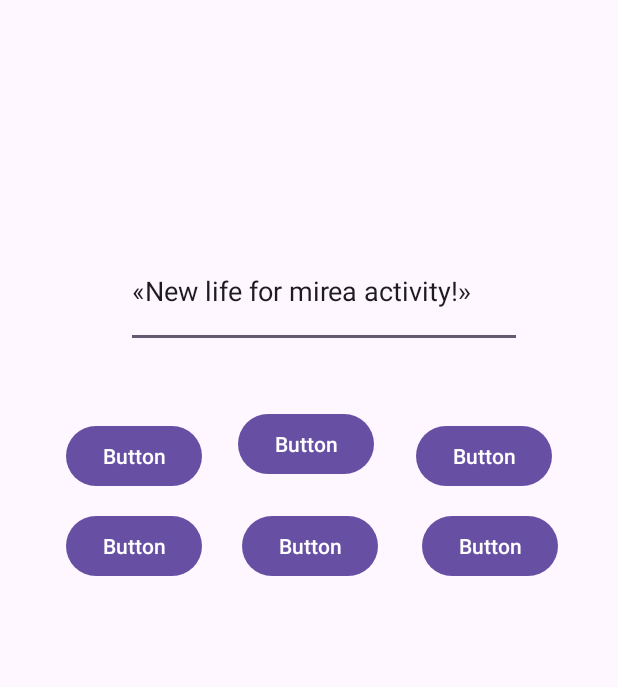
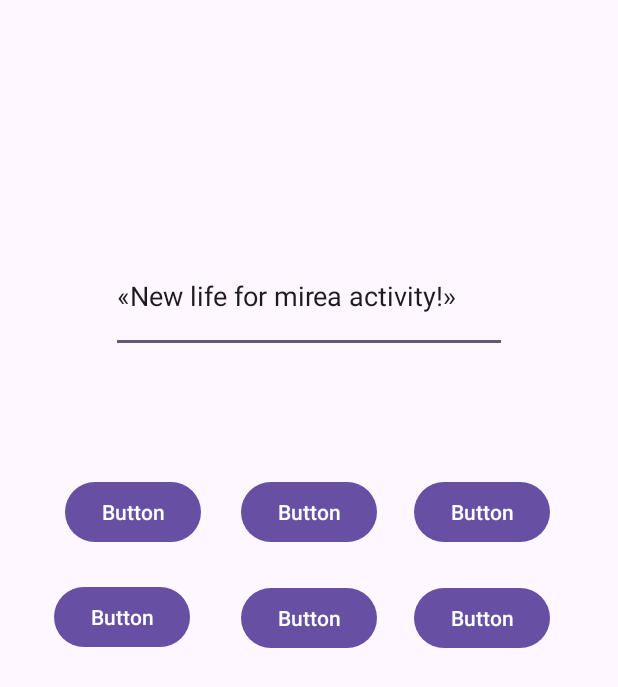
Before and after one commit to retrowin/MychkovA, an Android app: the screen it shows after launch (MainActivity), on a phone screen of 412 x 824 dp. Shown: the top 687 px of the screen. Run offline under Robolectric (Android 15) with nearby library versions, the phone set to English and light mode, and no system bars.

Commit message:
Update activit_second.xml

```diff
--- a/app/src/main/res/layout/activit_second.xml
+++ b/app/src/main/res/layout/activit_second.xml
@@ -9,72 +9,81 @@
         android:id="@+id/editTextText"
         android:layout_width="264dp"
         android:layout_height="76dp"
-        android:layout_marginStart="84dp"
-        android:layout_marginTop="156dp"
         android:ems="10"
         android:inputType="text"
         android:text="«New life for mirea activity!»"
+        app:layout_constraintBottom_toBottomOf="parent"
+        app:layout_constraintEnd_toEndOf="parent"
         app:layout_constraintStart_toStartOf="parent"
-        app:layout_constraintTop_toTopOf="parent" />
+        app:layout_constraintTop_toTopOf="parent"
+        app:layout_constraintVertical_bias="0.213" />
 
     <Button
         android:id="@+id/button18"
         android:layout_width="wrap_content"
         android:layout_height="wrap_content"
-        android:layout_marginStart="44dp"
-        android:layout_marginTop="48dp"
         android:text="Button"
+        app:layout_constraintBottom_toBottomOf="parent"
+        app:layout_constraintEnd_toEndOf="parent"
+        app:layout_constraintHorizontal_bias="0.134"
         app:layout_constraintStart_toStartOf="parent"
-        app:layout_constraintTop_toBottomOf="@+id/editTextText" />
+        app:layout_constraintTop_toTopOf="parent"
+        app:layout_constraintVertical_bias="0.409" />
 
     <Button
         android:id="@+id/button19"
         android:layout_width="wrap_content"
         android:layout_height="wrap_content"
-        android:layout_marginStart="24dp"
-        android:layout_marginTop="40dp"
         android:text="Button"
-        app:layout_constraintStart_toEndOf="@+id/button18"
-        app:layout_constraintTop_toBottomOf="@+id/editTextText" />
+        app:layout_constraintBottom_toBottomOf="parent"
+        app:layout_constraintEnd_toEndOf="parent"
+        app:layout_constraintStart_toStartOf="parent"
+        app:layout_constraintTop_toTopOf="parent"
+        app:layout_constraintVertical_bias="0.409" />
 
     <Button
         android:id="@+id/button20"
         android:layout_width="wrap_content"
         android:layout_height="wrap_content"
-        android:layout_marginTop="48dp"
-        android:layout_marginEnd="44dp"
         android:text="Button"
+        app:layout_constraintBottom_toBottomOf="parent"
         app:layout_constraintEnd_toEndOf="parent"
-        app:layout_constraintTop_toBottomOf="@+id/editTextText" />
+        app:layout_constraintHorizontal_bias="0.859"
+        app:layout_constraintStart_toStartOf="parent"
+        app:layout_constraintTop_toTopOf="parent"
+        app:layout_constraintVertical_bias="0.409" />
 
     <Button
         android:id="@+id/button21"
         android:layout_width="wrap_content"
         android:layout_height="wrap_content"
-        android:layout_marginStart="44dp"
-        android:layout_marginTop="12dp"
         android:text="Button"
+        app:layout_constraintBottom_toBottomOf="parent"
+        app:layout_constraintEnd_toEndOf="parent"
+        app:layout_constraintHorizontal_bias="0.112"
         app:layout_constraintStart_toStartOf="parent"
-        app:layout_constraintTop_toBottomOf="@+id/button18" />
+        app:layout_constraintTop_toTopOf="parent"
+        app:layout_constraintVertical_bias="0.499" />
 
     <Button
         android:id="@+id/button22"
         android:layout_width="wrap_content"
         android:layout_height="wrap_content"
-        android:layout_marginTop="108dp"
-        android:layout_marginEnd="160dp"
         android:text="Button"
+        app:layout_constraintBottom_toBottomOf="parent"
         app:layout_constraintEnd_toEndOf="parent"
-        app:layout_constraintTop_toBottomOf="@+id/editTextText" />
+        app:layout_constraintStart_toStartOf="parent"
+        app:layout_constraintTop_toTopOf="parent" />
 
     <Button
         android:id="@+id/button23"
         android:layout_width="wrap_content"
         android:layout_height="wrap_content"
-        android:layout_marginTop="108dp"
-        android:layout_marginEnd="40dp"
         android:text="Button"
+        app:layout_constraintBottom_toBottomOf="parent"
         app:layout_constraintEnd_toEndOf="parent"
-        app:layout_constraintTop_toBottomOf="@+id/editTextText" />
+        app:layout_constraintHorizontal_bias="0.859"
+        app:layout_constraintStart_toStartOf="parent"
+        app:layout_constraintTop_toTopOf="parent" />
 
 </androidx.constraintlayout.widget.ConstraintLayout>
```
